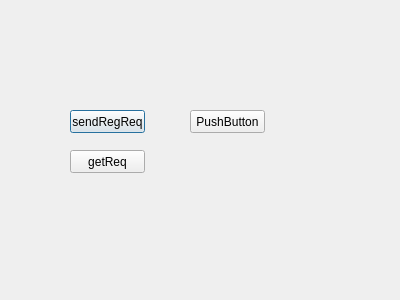
Above: dialog.ui from baradoid/polden-sonoff-desktop-ctrl before the change. Below: the same form after it.
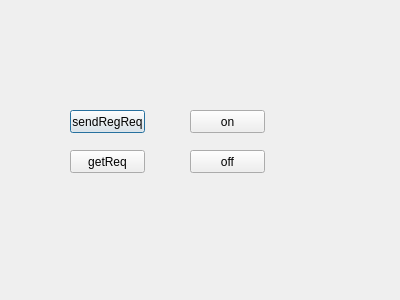
That is the form after the change.

Commit message: правки

```diff
--- a/dialog.ui
+++ b/dialog.ui
@@ -49,7 +49,20 @@
     </rect>
    </property>
    <property name="text">
-    <string>PushButton</string>
+    <string>on</string>
+   </property>
+  </widget>
+  <widget class="QPushButton" name="pushButton_2">
+   <property name="geometry">
+    <rect>
+     <x>190</x>
+     <y>150</y>
+     <width>75</width>
+     <height>23</height>
+    </rect>
+   </property>
+   <property name="text">
+    <string>off</string>
    </property>
   </widget>
  </widget>
```
The commit also changes 2 other files.
